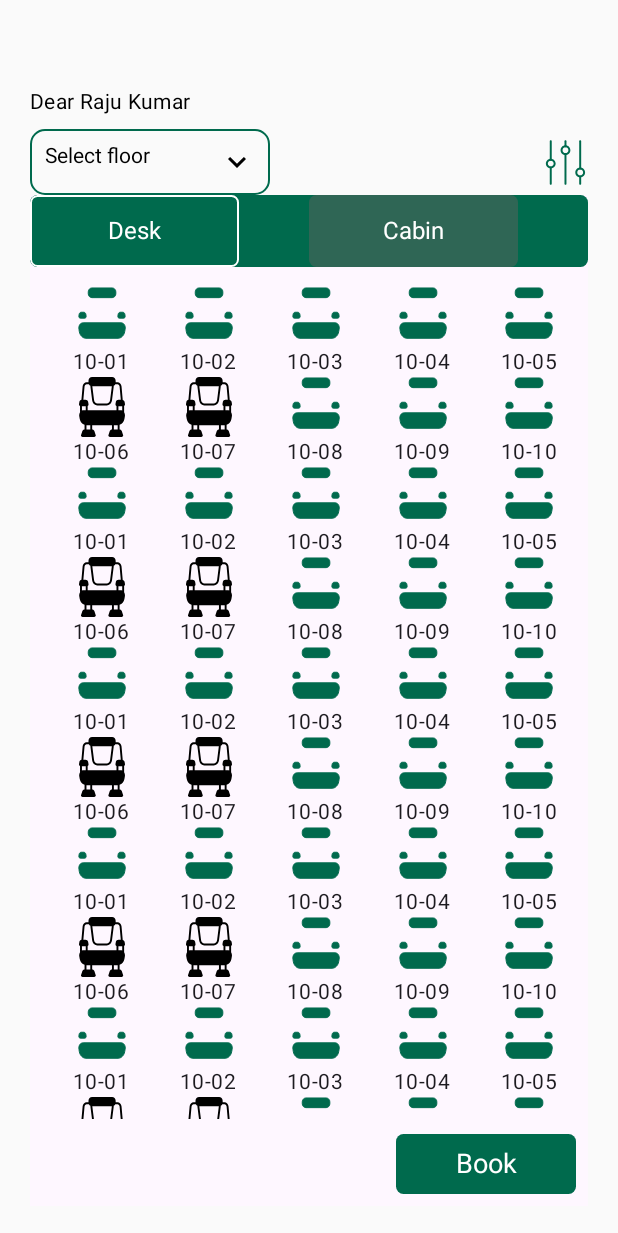
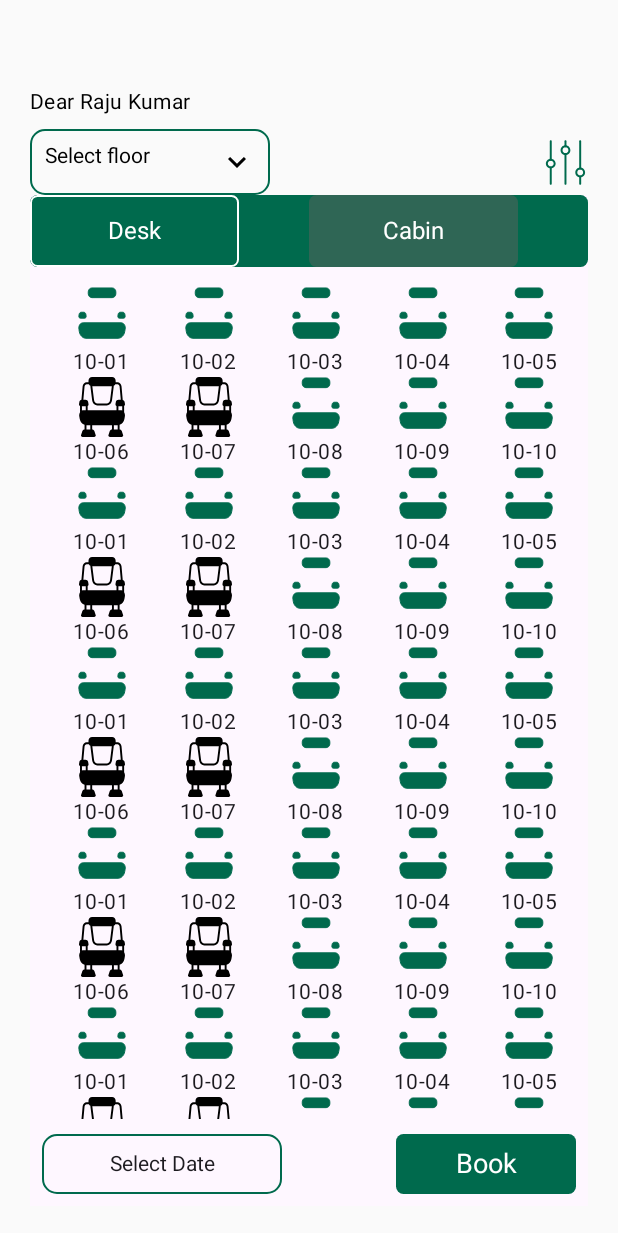
Before and after one commit to rajupraaa1234/LTC-Workspace-Reservation-Application, an Android app built with Jetpack Compose: the screen it shows after launch (MainActivity), on a phone screen of 412 x 824 dp. Shown: the top 1233 px of the screen. Run offline under Robolectric (Android 15) with nearby library versions, the phone set to English and light mode, and no system bars.

Commit message:
Date picker added

```diff
--- a/app/src/main/java/com/example/ltcworkspacereservationapplication/MainActivity.kt
+++ b/app/src/main/java/com/example/ltcworkspacereservationapplication/MainActivity.kt
@@ -2,6 +2,7 @@ package com.example.ltcworkspacereservationapplication
 
 import android.annotation.SuppressLint
 import android.os.Bundle
+import android.util.Log
 import androidx.activity.ComponentActivity
 import androidx.activity.compose.setContent
 import androidx.activity.enableEdgeToEdge
@@ -23,8 +24,7 @@ import androidx.compose.runtime.Composable
 import androidx.compose.ui.Alignment
 import androidx.compose.ui.Modifier
 import androidx.compose.ui.res.painterResource
-import androidx.compose.ui.unit.dp
-import com.example.ltcworkspacereservationapplication.presentation.composable.DropdownMenuSample
+import com.example.ltcworkspacereservationapplication.presentation.composable.CustomDropdownMenu
 import com.example.ltcworkspacereservationapplication.presentation.mvvm.ReservationViewModel
 import com.example.ltcworkspacereservationapplication.presentation.screens.HomeScreen
 import com.example.ltcworkspacereservationapplication.presentation.utils.Spacing
@@ -45,6 +45,7 @@ class MainActivity : ComponentActivity() {
 @Composable
 private fun App(viewModel: ReservationViewModel) {
     val userName = viewModel.uiState.value.employeeName
+
     Column(
         modifier = Modifier
             .padding(
@@ -63,7 +64,7 @@ private fun App(viewModel: ReservationViewModel) {
             horizontalArrangement = Arrangement.SpaceAround,
             verticalAlignment = Alignment.CenterVertically
         ) {
-            DropdownMenuSample(
+            CustomDropdownMenu(
                 modifier = Modifier
                     .width(Spacing.Size_160)
                     .border(
--- a/app/src/main/java/com/example/ltcworkspacereservationapplication/presentation/composable/DropDownComposable.kt
+++ b/app/src/main/java/com/example/ltcworkspacereservationapplication/presentation/composable/DropDownComposable.kt
@@ -16,7 +16,7 @@ import com.example.ltcworkspacereservationapplication.presentation.utils.Floors
 import com.example.ltcworkspacereservationapplication.presentation.utils.Spacing
 
 @Composable
-fun DropdownMenuSample(modifier: Modifier, onSelect: (Int) -> Unit) {
+fun CustomDropdownMenu(modifier: Modifier, onSelect: (Int) -> Unit) {
     var expanded by remember { mutableStateOf(false) }
     var selectedText by remember { mutableStateOf("Select floor") }
 
--- a/app/src/main/java/com/example/ltcworkspacereservationapplication/presentation/composable/HomePage/CustomGridItem.kt
+++ b/app/src/main/java/com/example/ltcworkspacereservationapplication/presentation/composable/HomePage/CustomGridItem.kt
@@ -1,24 +1,35 @@
 package com.example.ltcworkspacereservationapplication.presentation.composable.HomePage
 
 import androidx.compose.foundation.Image
+import androidx.compose.foundation.border
+import androidx.compose.foundation.clickable
 import androidx.compose.foundation.layout.Arrangement
 import androidx.compose.foundation.layout.Box
 import androidx.compose.foundation.layout.Column
+import androidx.compose.foundation.layout.Row
 import androidx.compose.foundation.layout.WindowInsets
 import androidx.compose.foundation.layout.asPaddingValues
+import androidx.compose.foundation.layout.fillMaxWidth
+import androidx.compose.foundation.layout.height
 import androidx.compose.foundation.layout.navigationBars
 import androidx.compose.foundation.layout.padding
 import androidx.compose.foundation.layout.size
+import androidx.compose.foundation.layout.width
 import androidx.compose.foundation.lazy.grid.GridCells
 import androidx.compose.foundation.lazy.grid.LazyVerticalGrid
+import androidx.compose.foundation.shape.RoundedCornerShape
 import androidx.compose.material.MaterialTheme
 import androidx.compose.material3.Text
 import androidx.compose.runtime.Composable
+import androidx.compose.runtime.mutableStateOf
+import androidx.compose.runtime.remember
 import androidx.compose.ui.Alignment
 import androidx.compose.ui.Modifier
 import androidx.compose.ui.res.painterResource
 import com.example.ltcworkspacereservationapplication.presentation.composable.CustomButton
+import com.example.ltcworkspacereservationapplication.presentation.composable.CustomDatePickerDialog
 import com.example.ltcworkspacereservationapplication.presentation.utils.Spacing
+import com.example.ltcworkspacereservationapplication.presentation.utils.color.AppColor
 
 
 @Composable
@@ -42,7 +53,10 @@ fun CustomGridItem(iconResId: Int, text: String) {
 }
 
 @Composable
-fun GridList(items: List<Pair<Int, String>>, isBookButtonVisible : Boolean) {
+fun GridList(items: List<Pair<Int, String>>, isBookButtonVisible: Boolean) {
+    val selectedDate = remember { mutableStateOf("Select Date") }
+    val showDialog = remember { mutableStateOf(false) }
+
     Column(
         verticalArrangement = Arrangement.Center,
         modifier = Modifier.padding(Spacing.Size_8)
@@ -61,9 +75,39 @@ fun GridList(items: List<Pair<Int, String>>, isBookButtonVisible : Boolean) {
                 }
             }
         }
-        if(isBookButtonVisible) {
-            CustomButton(modifier = Modifier.align(alignment = Alignment.End), "Book") {
+        if (isBookButtonVisible) {
+            Row(
+                horizontalArrangement = Arrangement.SpaceBetween,
+                verticalAlignment = Alignment.CenterVertically,
+                modifier = Modifier.fillMaxWidth()
+            ) {
+                Box(
+                    modifier = Modifier
+                        .width(Spacing.Size_160)
+                        .height(Spacing.Size_40)
+                        .border(
+                            Spacing.Size_1,
+                            color = AppColor.primaryColor,
+                            shape = RoundedCornerShape(Spacing.Size_10)
+                        )
+                        .clickable { showDialog.value = true },
+                    contentAlignment = Alignment.Center
+                ) {
 
+                    Text(
+                        text = selectedDate.value,
+                    )
+                }
+                if (showDialog.value) {
+                    CustomDatePickerDialog(onDateSelected = { date ->
+                        selectedDate.value = date
+                        showDialog.value = false
+                    })
+                }
+
+                CustomButton(modifier = Modifier, "Book") {
+
+                }
             }
         }
     }
```
Also changed, not shown: app/src/main/java/com/example/ltcworkspacereservationapplication/presentation/composable/CustomDatePickerDialog.kt (added, +39 -0 lines).
